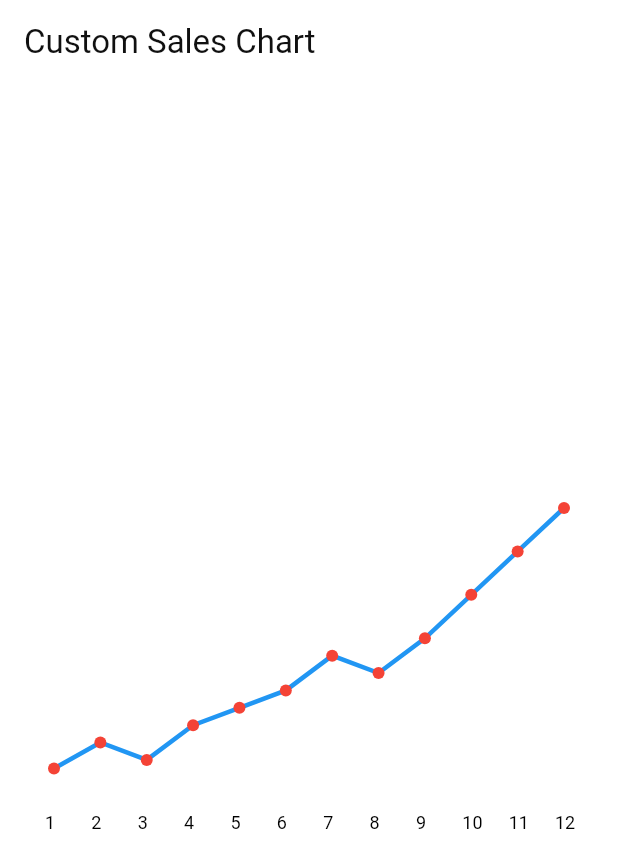
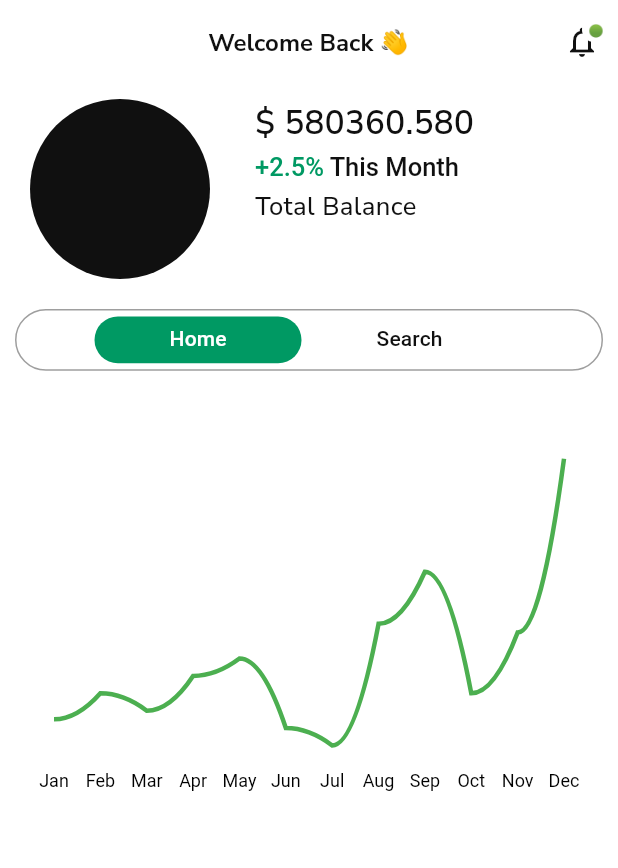
Before and after one commit to NiteshWarik23/crm_mobile_app, a Flutter app: the screen it shows after launch, on a phone screen of 412 x 824 dp. Shown: the top 868 px of the screen. Run offline on Flutter 3.47's test engine with Material 3 defaults, Android fonts, the phone set to English and light mode, and no system bars; our stand-ins replace dio, equatable, flutter_bloc, google_fonts.

Commit message:
"Nitesh - Bottom Navbar with Bloc Created , Leads Screen Created with separate widgets class and google font's package added app theme implemented, graph created using custom painter"

```diff
--- a/lib/config/theme/app_theme.dart
+++ b/lib/config/theme/app_theme.dart
@@ -5,37 +5,37 @@ import 'package:flutter/material.dart';
 abstract final class AppTheme {
   static const _textTheme = TextTheme(
     headlineLarge: TextStyle(
-      fontSize: 32,
+      fontSize: 32.0,
       fontWeight: FontWeight.w500,
     ),
     headlineSmall: TextStyle(
-      fontSize: 18,
+      fontSize: 18.0,
       fontWeight: FontWeight.w400,
     ),
     titleMedium: TextStyle(
-      fontSize: 18,
+      fontSize: 22.0,
       fontWeight: FontWeight.w500,
     ),
     bodyLarge: TextStyle(
-      fontSize: 18,
+      fontSize: 18.0,
       fontWeight: FontWeight.w400,
     ),
     bodyMedium: TextStyle(
-      fontSize: 16,
+      fontSize: 16.0,
       fontWeight: FontWeight.w400,
     ),
     bodySmall: TextStyle(
-      fontSize: 14,
+      fontSize: 14.0,
       fontWeight: FontWeight.w400,
       color: AppColors.grey3,
     ),
     labelSmall: TextStyle(
-      fontSize: 10,
+      fontSize: 10.0,
       fontWeight: FontWeight.w500,
       color: AppColors.grey3,
     ),
     labelLarge: TextStyle(
-      fontSize: 18,
+      fontSize: 18.0,
       fontWeight: FontWeight.w400,
       color: AppColors.grey3,
     ),
--- a/lib/core/utils/app_colors.dart
+++ b/lib/core/utils/app_colors.dart
@@ -1,6 +1,7 @@
 import 'package:flutter/material.dart';
 
 abstract final class AppColors {
+  static const black = Color(0xFF000000);
   static const black1 = Color(0xFF101010);
   static const white1 = Color(0xFFFFF7FA);
   static const grey1 = Color(0xFFF2F2F2);
@@ -10,6 +11,7 @@ abstract final class AppColors {
       Color(0x4DFFFFFF); // Figma rgba(255, 255, 255, 0.3)
   static const blackTransparent = Color(0x4D000000);
   static const red1 = Color(0xFFE74C3C);
+  static const greenshade01 = Color(0xFF009963);
 
   static const lightColorScheme = ColorScheme(
     brightness: Brightness.light,
--- a/lib/main.dart
+++ b/lib/main.dart
@@ -1,8 +1,13 @@
 import 'package:crm_mobile_app/config/routes/router.dart';
 import 'package:crm_mobile_app/config/routes/routes.dart';
 import 'package:crm_mobile_app/config/theme/app_theme.dart';
+import 'package:crm_mobile_app/modules/dashboard/presentation/view/dashboard_header_view.dart';
+import 'package:crm_mobile_app/modules/dashboard/presentation/view/dashboard_tabs_widget.dart';
+import 'package:crm_mobile_app/modules/dashboard/presentation/view/dashboard_view.dart';
+import 'package:crm_mobile_app/modules/dashboard/presentation/view_model/bottom_bar_bloc/bottom_nav_bar_bloc.dart';
 import 'package:crm_mobile_app/modules/splash/graph.dart';
 import 'package:flutter/material.dart';
+import 'package:flutter_bloc/flutter_bloc.dart';
 
 void main() {
   runApp(const MyApp());
@@ -21,7 +26,11 @@ class MyApp extends StatelessWidget {
       darkTheme: AppTheme.darkTheme,
       initialRoute: AppRoutes.splashRoute,
       onGenerateRoute: AppRouter.generateRoute,
-      home: SalesScreenCustom(),
+      debugShowCheckedModeBanner: false,
+      home: BlocProvider<BottomNavBloc>(
+        create: (_) => BottomNavBloc(),
+        child: DashboardHeader(),
+      ),
     );
   }
 }
--- /dev/null
+++ b/lib/modules/dashboard/presentation/view/dashboard_header_view.dart
@@ -0,0 +1,114 @@
+import 'package:crm_mobile_app/core/utils/app_colors.dart';
+import 'package:crm_mobile_app/modules/dashboard/presentation/view/dashboard_tabs_widget.dart';
+import 'package:crm_mobile_app/modules/splash/graph.dart';
+import 'package:flutter/material.dart';
+import 'package:google_fonts/google_fonts.dart';
+
+class DashboardHeader extends StatelessWidget {
+  const DashboardHeader({super.key});
+
+  @override
+  Widget build(BuildContext context) {
+    return Scaffold(
+      appBar: AppBar(
+        title: Text(
+          'Welcome Back 👋',
+          style:
+              GoogleFonts.nunitoSans(fontSize: 16, fontWeight: FontWeight.w700),
+        ),
+        centerTitle: true,
+        actions: [
+          IconButton(
+            icon: Badge(
+              //count: 50,
+              label: Text(
+                '🟢',
+                style: TextStyle(fontSize: 8, color: AppColors.greenshade01),
+              ),
+              child: const Icon(Icons.notifications_none_outlined),
+            ),
+            onPressed: () {},
+          ),
+        ],
+      ),
+      body: Column(
+        spacing: 10,
+        children: [
+          Padding(
+            padding:
+                const EdgeInsets.symmetric(horizontal: 20.0, vertical: 10.0),
+            child: Row(
+              spacing: 30,
+              mainAxisAlignment: MainAxisAlignment.start,
+              crossAxisAlignment: CrossAxisAlignment.start,
+              children: [
+                SizedBox(
+                  height: 120,
+                  width: 120,
+                  child: CircleAvatar(),
+                ),
+                TotalBalance(),
+              ],
+            ),
+          ),
+          RoundedTabBar(),
+        ],
+      ),
+    );
+  }
+}
+
+class TotalBalance extends StatelessWidget {
+  const TotalBalance({
+    super.key,
+  });
+
+  double get balance => 580360.580;
+
+  @override
+  Widget build(BuildContext context) {
+    return Column(
+      mainAxisAlignment: MainAxisAlignment.start,
+      crossAxisAlignment: CrossAxisAlignment.start,
+      spacing: 4,
+      children: [
+        Text(
+          '\$ ${balance.toStringAsFixed(3)}',
+          style: GoogleFonts.nunitoSans(
+            fontSize: Theme.of(context).textTheme.titleMedium?.fontSize,
+            fontWeight: FontWeight.w600,
+            color: Theme.of(context).colorScheme.primary,
+          ),
+        ),
+        RichText(
+          text: TextSpan(
+            text: '+2.5% ',
+            style: TextStyle(
+              fontSize: 17,
+              fontWeight: FontWeight.w500,
+              color: AppColors.greenshade01,
+            ),
+            children: [
+              TextSpan(
+                text: 'This Month',
+                style: TextStyle(
+                  fontSize: 17,
+                  fontWeight: FontWeight.w500,
+                  color: Theme.of(context).colorScheme.primary,
+                ),
+              ),
+            ],
+          ),
+        ),
+        Text(
+          'Total Balance',
+          style: GoogleFonts.nunitoSans(
+            fontSize: 17,
+            fontWeight: FontWeight.w500,
+            color: Theme.of(context).colorScheme.primary,
+          ),
+        ),
+      ],
+    );
+  }
+}
--- /dev/null
+++ b/lib/modules/dashboard/presentation/view/dashboard_tabs_widget.dart
@@ -0,0 +1,68 @@
+import 'package:crm_mobile_app/core/utils/app_colors.dart';
+import 'package:crm_mobile_app/modules/splash/graph.dart';
+import 'package:flutter/material.dart';
+
+class RoundedTabBar extends StatefulWidget {
+  const RoundedTabBar({super.key});
+
+  @override
+  State<RoundedTabBar> createState() => _RoundedTabBarState();
+}
+
+class _RoundedTabBarState extends State<RoundedTabBar>
+    with SingleTickerProviderStateMixin {
+  late TabController _tabController;
+  final List<double> salesData = [5, 8, 6, 10, 12, 4, 2, 16, 22, 8, 15, 35];
+
+  @override
+  void initState() {
+    super.initState();
+    _tabController = TabController(length: 2, vsync: this);
+  }
+
+  @override
+  Widget build(BuildContext context) {
+    return Column(
+      children: [
+        Container(
+          margin: EdgeInsets.only(left: 10, right: 10),
+          height: MediaQuery.sizeOf(context).height * 0.05,
+          padding: EdgeInsets.symmetric(vertical: 2,),
+          decoration: BoxDecoration(
+            border: Border.all(color: Colors.grey, width: 1),
+            borderRadius: BorderRadius.circular(30),
+          ),
+          child: TabBar(
+            dividerColor: Colors.transparent,
+            controller: _tabController,
+            indicator: BoxDecoration(
+              color: AppColors.greenshade01,
+              borderRadius: BorderRadius.circular(30),
+            ),
+            indicatorPadding: EdgeInsets.symmetric(vertical: 2),
+            labelPadding: EdgeInsets.symmetric(horizontal: 50),
+            labelColor: Colors.white,
+            unselectedLabelColor: Theme.of(context).colorScheme.primary,
+            isScrollable: true,
+            indicatorSize: TabBarIndicatorSize.tab,
+            tabs: [
+              Tab(text: "Home"),
+              Tab(text: "Search"),
+            ],
+          ),
+        ),
+        SizedBox(height: 10),
+        SizedBox(
+          height: 300, // Adjust height as needed
+          child: TabBarView(
+            controller: _tabController,
+            children: [
+              Center(child: SalesChartCustom(monthlySales: salesData)),
+              Center(child: SalesChartCustom(monthlySales: salesData)),
+            ],
+          ),
+        ),
+      ],
+    );
+  }
+}
--- /dev/null
+++ b/lib/modules/dashboard/presentation/view_model/bottom_bar_bloc/bottom_nav_bar_bloc.dart
@@ -0,0 +1,16 @@
+// Bloc
+import 'package:crm_mobile_app/modules/dashboard/presentation/view_model/bottom_bar_bloc/bottom_nav_bar_event.dart';
+import 'package:crm_mobile_app/modules/dashboard/presentation/view_model/bottom_bar_bloc/bottom_nav_bar_state.dart';
+import 'package:flutter_bloc/flutter_bloc.dart';
+
+class BottomNavBloc extends Bloc<BottomNavEvent, BottomNavState> {
+  BottomNavBloc() : super(BottomNavInitial(0)) {
+    on<UpdateIndex>(mapEventToState);
+  }
+
+  void mapEventToState(BottomNavEvent event, Emitter<BottomNavState> emit) {
+    if (event is UpdateIndex) {
+      emit(BottomNavUpdatedState(event.index));
+    }
+  }
+}
--- /dev/null
+++ b/lib/modules/dashboard/presentation/view_model/bottom_bar_bloc/bottom_nav_bar_event.dart
@@ -0,0 +1,15 @@
+// Events
+import 'package:equatable/equatable.dart';
+
+abstract class BottomNavEvent extends Equatable {
+  @override
+  List<Object> get props => [];
+}
+
+class UpdateIndex extends BottomNavEvent {
+  final int index;
+  UpdateIndex(this.index);
+
+  @override
+  List<Object> get props => [index];
+}
--- /dev/null
+++ b/lib/modules/dashboard/presentation/view_model/bottom_bar_bloc/bottom_nav_bar_state.dart
@@ -0,0 +1,12 @@
+// States
+abstract class BottomNavState {}
+
+class BottomNavInitial extends BottomNavState {
+  final int index;
+  BottomNavInitial(this.index);
+}
+
+class BottomNavUpdatedState extends BottomNavState {
+  final int index;
+  BottomNavUpdatedState(this.index);
+}
--- a/lib/modules/splash/graph.dart
+++ b/lib/modules/splash/graph.dart
@@ -1,10 +1,120 @@
+// import 'package:flutter/material.dart';
+
+// class SalesChartCustom extends StatelessWidget {
+//   final List<double> monthlySales;
+
+//   const SalesChartCustom({Key? key, required this.monthlySales})
+//       : super(key: key);
+
+//   @override
+//   Widget build(BuildContext context) {
+//     return AspectRatio(
+//       aspectRatio: 1.5, // Makes it responsive
+//       child: Padding(
+//         padding: const EdgeInsets.all(16.0),
+//         child: CustomPaint(
+//           size: Size(MediaQuery.of(context).size.width, 300),
+//           painter: SalesChartPainter(monthlySales),
+//         ),
+//       ),
+//     );
+//   }
+// }
+
+// class SalesChartPainter extends CustomPainter {
+//   final List<double> salesData;
+//   SalesChartPainter(this.salesData);
+
+//   @override
+//   void paint(Canvas canvas, Size size) {
+//     final paint = Paint()
+//       ..color = Colors.blue
+//       ..strokeWidth = 3
+//       ..style = PaintingStyle.stroke;
+
+//     final double maxY = salesData.reduce((a, b) => a > b ? a : b);
+//     final double minY = 0;
+//     final double graphHeight = size.height - 40;
+//     final double graphWidth = size.width - 40;
+//     final double xSpacing = graphWidth / (salesData.length - 1);
+
+//     Path path = Path();
+//     for (int i = 0; i < salesData.length; i++) {
+//       double x = i * xSpacing + 20;
+//       double y = size.height -
+//           ((salesData[i] - minY) / (maxY - minY) * graphHeight + 20);
+//       if (i == 0) {
+//         path.moveTo(x, y);
+//       } else {
+//         path.lineTo(x, y);
+//       }
+//     }
+
+//     canvas.drawPath(path, paint);
+
+//     final textPainter = TextPainter(textDirection: TextDirection.ltr);
+//     final textStyle = TextStyle(color: Colors.black, fontSize: 12);
+
+//     for (int i = 0; i < salesData.length; i++) {
+//       double x = i * xSpacing + 20;
+//       double y = size.height -
+//           ((salesData[i] - minY) / (maxY - minY) * graphHeight + 20);
+
+//       // Draw month labels
+//       textPainter.text = TextSpan(
+//         text: (i + 1).toString(),
+//         style: textStyle,
+//       );
+//       textPainter.layout();
+//       textPainter.paint(canvas, Offset(x - 6, size.height - 20));
+
+//       // Draw data points
+//       canvas.drawCircle(Offset(x, y), 4, Paint()..color = Colors.red);
+//     }
+//   }
+
+//   @override
+//   bool shouldRepaint(covariant CustomPainter oldDelegate) => true;
+// }
+
+
+
+// class SalesScreenCustom extends StatelessWidget {
+//   final List<double> salesData = [5, 8, 6, 10, 12, 14, 18, 16, 20, 25, 30, 35];
+
+//   @override
+//   Widget build(BuildContext context) {
+//     return Scaffold(
+//       appBar: AppBar(title: const Text("Custom Sales Chart")),
+//       body: Center(child: SalesChartCustom(monthlySales: salesData)),
+//     );
+//   }
+// }
+
+
+
+//*********************************Example 2***************************************
 import 'package:flutter/material.dart';
+import 'dart:ui';
 
 class SalesChartCustom extends StatelessWidget {
   final List<double> monthlySales;
+  final List<String> monthLabels = [
+    "Jan",
+    "Feb",
+    "Mar",
+    "Apr",
+    "May",
+    "Jun",
+    "Jul",
+    "Aug",
+    "Sep",
+    "Oct",
+    "Nov",
+    "Dec"
+  ];
 
-  const SalesChartCustom({Key? key, required this.monthlySales})
-      : super(key: key);
+   SalesChartCustom({super.key, required this.monthlySales});
 
   @override
   Widget build(BuildContext context) {
@@ -14,7 +124,7 @@ class SalesChartCustom extends StatelessWidget {
         padding: const EdgeInsets.all(16.0),
         child: CustomPaint(
           size: Size(MediaQuery.of(context).size.width, 300),
-          painter: SalesChartPainter(monthlySales),
+          painter: SalesChartPainter(monthlySales, monthLabels),
         ),
       ),
     );
@@ -23,12 +133,13 @@ class SalesChartCustom extends StatelessWidget {
 
 class SalesChartPainter extends CustomPainter {
   final List<double> salesData;
-  SalesChartPainter(this.salesData);
+  final List<String> monthLabels;
+  SalesChartPainter(this.salesData, this.monthLabels);
 
   @override
   void paint(Canvas canvas, Size size) {
     final paint = Paint()
-      ..color = Colors.blue
+      ..color = Colors.green
       ..strokeWidth = 3
       ..style = PaintingStyle.stroke;
 
@@ -39,45 +150,48 @@ class SalesChartPainter extends CustomPainter {
     final double xSpacing = graphWidth / (salesData.length - 1);
 
     Path path = Path();
-    for (int i = 0; i < salesData.length; i++) {
+    path.moveTo(
+        20,
+        size.height -
+            ((salesData[0] - minY) / (maxY - minY) * graphHeight + 20));
+
+    for (int i = 1; i < salesData.length; i++) {
       double x = i * xSpacing + 20;
       double y = size.height -
           ((salesData[i] - minY) / (maxY - minY) * graphHeight + 20);
-      if (i == 0) {
-        path.moveTo(x, y);
-      } else {
-        path.lineTo(x, y);
-      }
+      double prevX = (i - 1) * xSpacing + 20;
+      double prevY = size.height -
+          ((salesData[i - 1] - minY) / (maxY - minY) * graphHeight + 20);
+
+      path.quadraticBezierTo(
+        (prevX + x) / 2,
+        prevY,
+        x,
+        y,
+      );
     }
 
     canvas.drawPath(path, paint);
 
+    // Draw month labels on the x-axis
     final textPainter = TextPainter(textDirection: TextDirection.ltr);
     final textStyle = TextStyle(color: Colors.black, fontSize: 12);
 
     for (int i = 0; i < salesData.length; i++) {
       double x = i * xSpacing + 20;
-      double y = size.height -
-          ((salesData[i] - minY) / (maxY - minY) * graphHeight + 20);
-
-      // Draw month labels
       textPainter.text = TextSpan(
-        text: (i + 1).toString(),
+        text: monthLabels[i],
         style: textStyle,
       );
       textPainter.layout();
-      textPainter.paint(canvas, Offset(x - 6, size.height - 20));
-
-      // Draw data points
-      canvas.drawCircle(Offset(x, y), 4, Paint()..color = Colors.red);
+      textPainter.paint(
+          canvas, Offset(x - textPainter.width / 2, size.height - 15));
     }
   }
 
   @override
   bool shouldRepaint(covariant CustomPainter oldDelegate) => true;
 }
-
-
 
 class SalesScreenCustom extends StatelessWidget {
   final List<double> salesData = [5, 8, 6, 10, 12, 14, 18, 16, 20, 25, 30, 35];
--- a/pubspec.yaml
+++ b/pubspec.yaml
@@ -39,6 +39,7 @@ dependencies:
   equatable: ^2.0.7
   dio: ^5.7.0
   get_it: ^8.0.3
+  google_fonts: ^6.2.1
 
 dev_dependencies:
   flutter_test:
```
Also changed, not shown: lib/modules/dashboard/presentation/view/dashboard_view.dart (added, +152 -0 lines), pubspec.lock, 2 other files.
